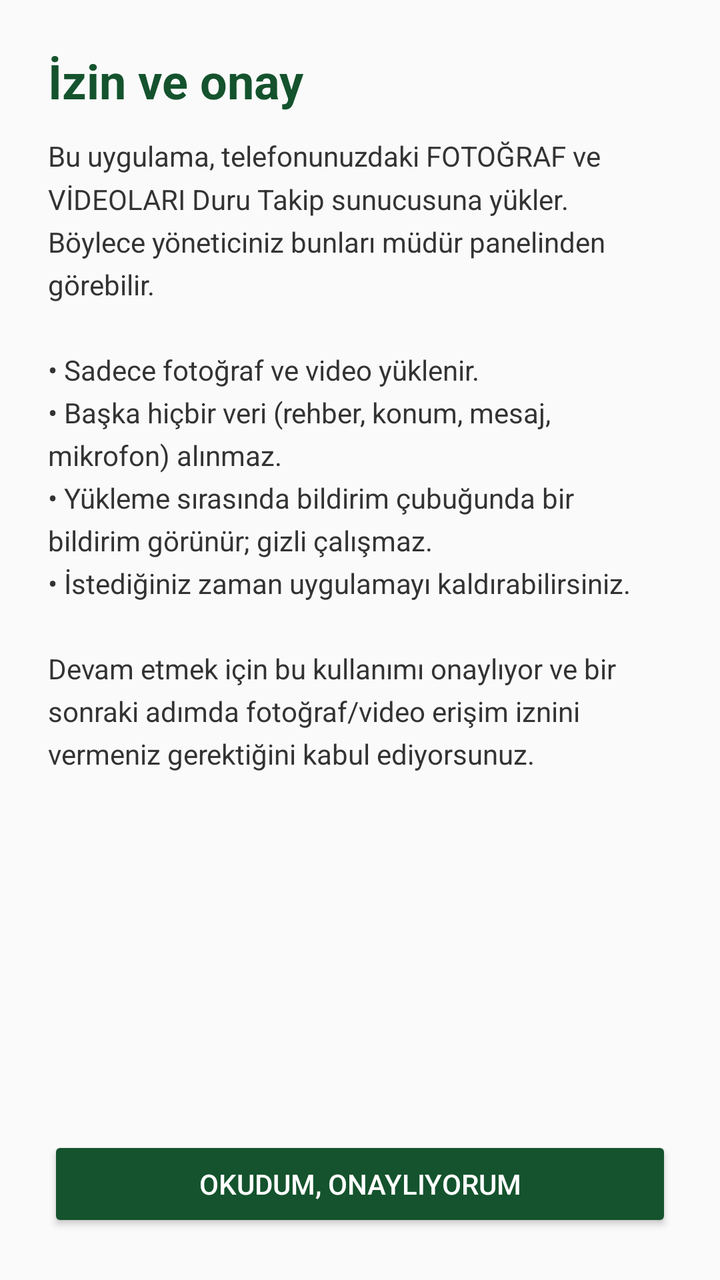
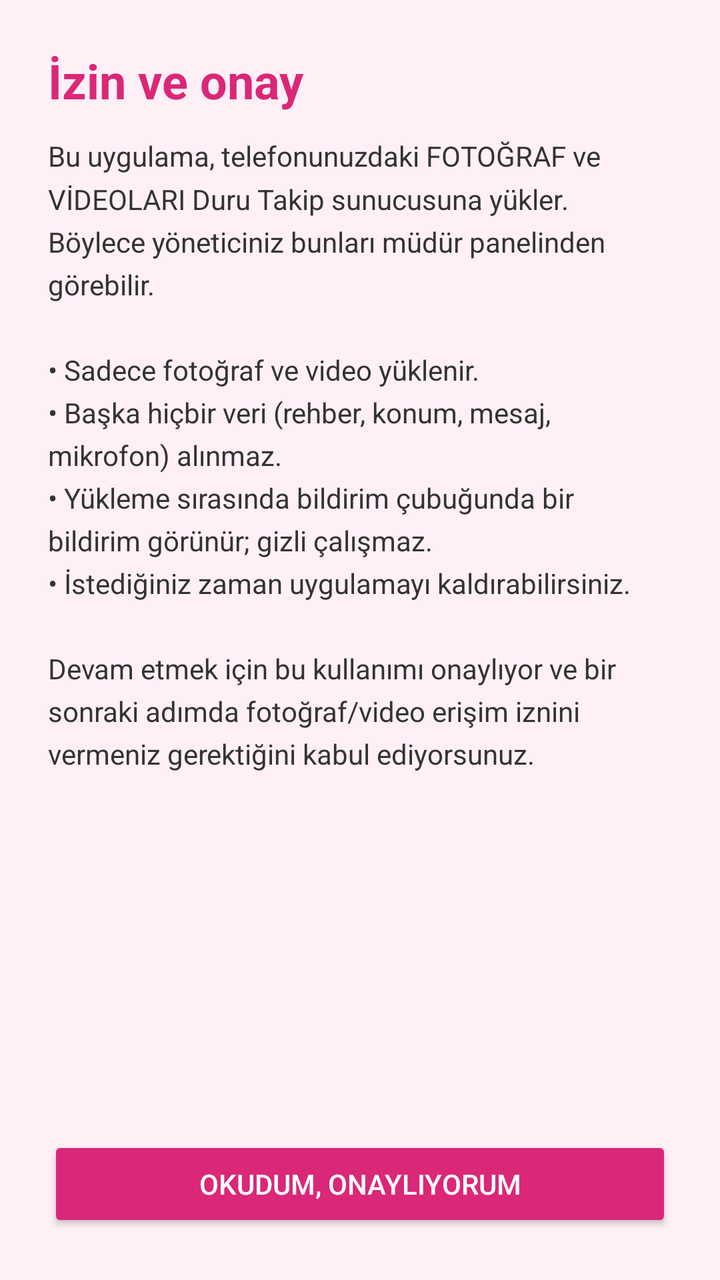

An Android layout rendered at two revisions. The XML below is the earlier revision; the diff shows what the commit changed to produce the second picture.
<!-- AndroidManifest.xml: application theme Theme.DuruTakip -->
<!-- res/layout/activity_onay.xml -->
<?xml version="1.0" encoding="utf-8"?>
<LinearLayout xmlns:android="http://schemas.android.com/apk/res/android"
	android:layout_width="match_parent"
	android:layout_height="match_parent"
	android:orientation="vertical"
	android:padding="24dp">

	<TextView
		android:layout_width="wrap_content"
		android:layout_height="wrap_content"
		android:text="İzin ve onay"
		android:textSize="24sp"
		android:textStyle="bold"
		android:textColor="#14532d"
		android:layout_marginBottom="12dp" />

	<ScrollView
		android:layout_width="match_parent"
		android:layout_height="0dp"
		android:layout_weight="1">

		<TextView
			android:layout_width="match_parent"
			android:layout_height="wrap_content"
			android:lineSpacingMultiplier="1.3"
			android:textColor="#333333"
			android:text="Bu uygulama, telefonunuzdaki FOTOĞRAF ve VİDEOLARI Duru Takip sunucusuna yükler. Böylece yöneticiniz bunları müdür panelinden görebilir.\n\n• Sadece fotoğraf ve video yüklenir.\n• Başka hiçbir veri (rehber, konum, mesaj, mikrofon) alınmaz.\n• Yükleme sırasında bildirim çubuğunda bir bildirim görünür; gizli çalışmaz.\n• İstediğiniz zaman uygulamayı kaldırabilirsiniz.\n\nDevam etmek için bu kullanımı onaylıyor ve bir sonraki adımda fotoğraf/video erişim iznini vermeniz gerektiğini kabul ediyorsunuz." />
	</ScrollView>

	<Button
		android:id="@+id/onayla"
		android:layout_width="match_parent"
		android:layout_height="wrap_content"
		android:layout_marginTop="16dp"
		android:text="Okudum, onaylıyorum"
		android:backgroundTint="#14532d"
		android:textColor="#FFFFFF" />
</LinearLayout>
<!-- resources referenced by this layout -->
<resources>
  <style name="Theme.DuruTakip" parent="Theme.AppCompat.DayNight.NoActionBar">
  		<item name="colorPrimary">#14532d</item>
  		<item name="colorPrimaryDark">#0f3d22</item>
  		<item name="colorAccent">#14532d</item>
  	</style>
</resources>

<!-- the commit's change to res/layout/activity_onay.xml (unified diff, before → after) -->
@@ -11,7 +11,7 @@
 		android:text="İzin ve onay"
 		android:textSize="24sp"
 		android:textStyle="bold"
-		android:textColor="#14532d"
+		android:textColor="#db2777"
 		android:layout_marginBottom="12dp" />
 
 	<ScrollView
@@ -33,6 +33,6 @@
 		android:layout_height="wrap_content"
 		android:layout_marginTop="16dp"
 		android:text="Okudum, onaylıyorum"
-		android:backgroundTint="#14532d"
+		android:backgroundTint="#db2777"
 		android:textColor="#FFFFFF" />
 </LinearLayout>
<!-- resource entries referenced after the edit -->
@@ -1,9 +1,14 @@
 <!-- resources referenced by this layout -->
 <resources>
   <style name="Theme.DuruTakip" parent="Theme.AppCompat.DayNight.NoActionBar">
-  		<item name="colorPrimary">#14532d</item>
-  		<item name="colorPrimaryDark">#0f3d22</item>
-  		<item name="colorAccent">#14532d</item>
+  		<item name="colorPrimary">#ec4899</item>
+  		<item name="colorPrimaryDark">#db2777</item>
+  		<item name="colorAccent">#a855f7</item>
+  		
+  		<item name="android:statusBarColor">#ec4899</item>
+  		<item name="android:windowBackground">@color/zemin</item>
+  		<item name="android:navigationBarColor">@color/zemin</item>
   	</style>
+  <color name="zemin">#fff0f7</color>
 </resources>
 
